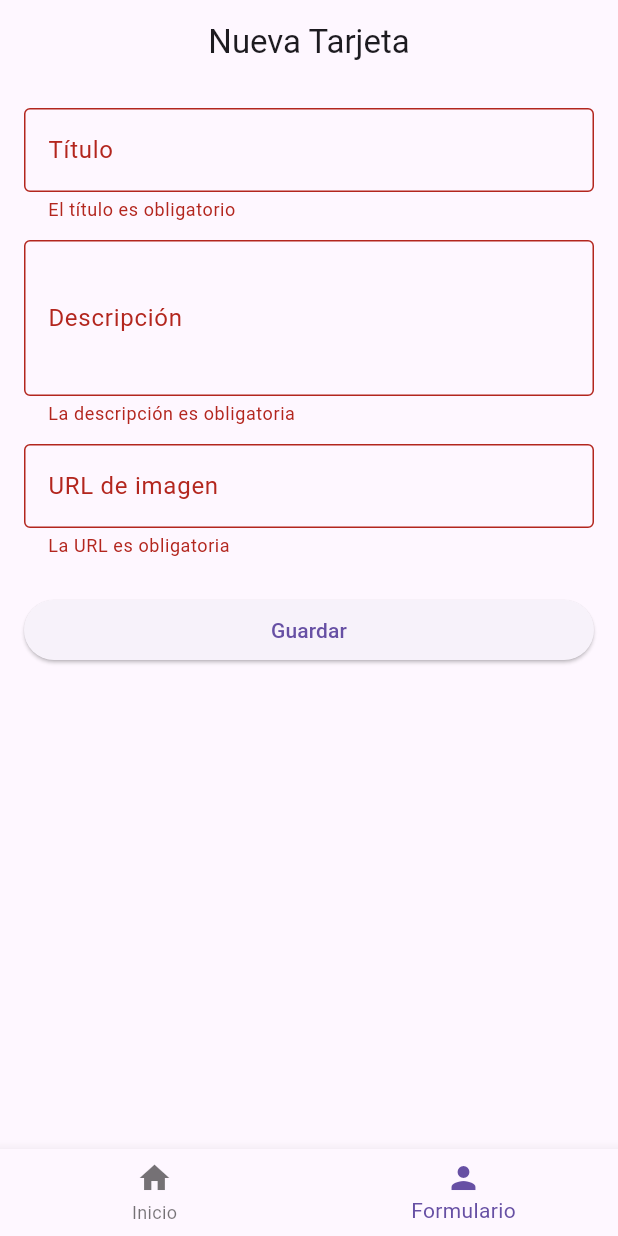
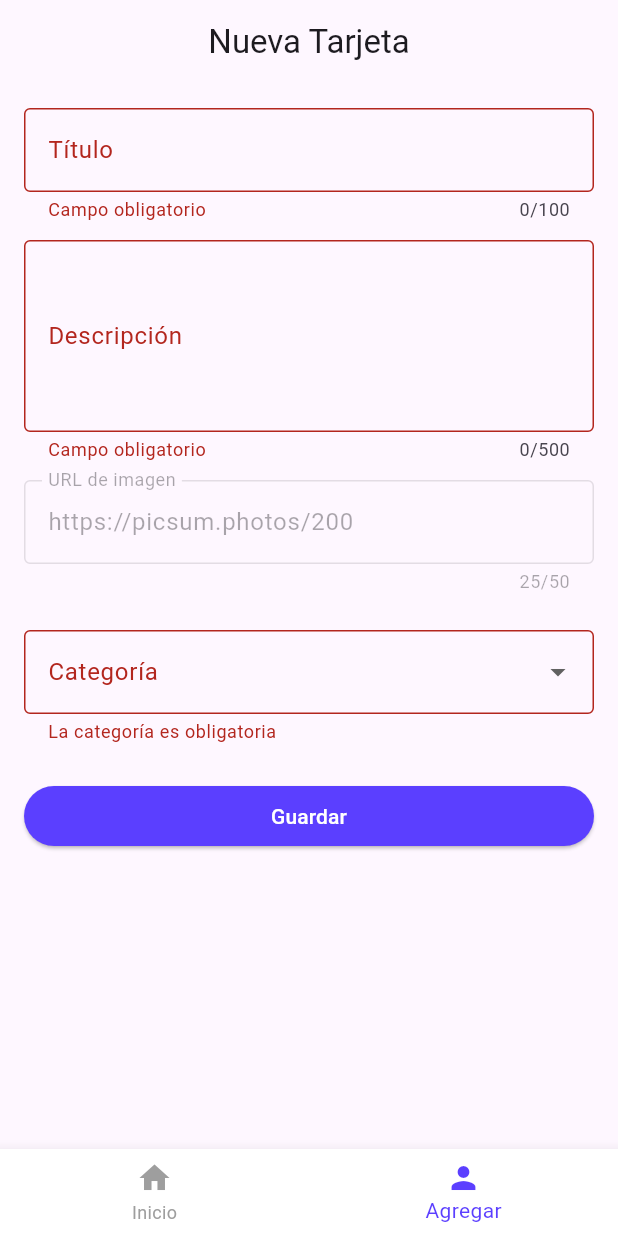
Before and after one commit to jaiber91/prohect_phase_1, a Flutter app: the screen it shows after launch, item 2 of the bottom bar chosen, after a tap on "Guardar", on a phone screen of 412 x 824 dp. Run offline on Flutter 3.47's test engine with Material 3 defaults, Android fonts, the phone set to English and light mode, and no system bars; our stand-ins replace flutter_riverpod, shared_preferences; network calls fail.

Commit message:
feat/add colors app, add dropdown in form, fixing in models

```diff
--- a/phase_one_project/lib/models/data_project_model.dart
+++ b/phase_one_project/lib/models/data_project_model.dart
@@ -3,13 +3,14 @@ class CardData {
   final String title;
   final String description;
   final String urlImage;
+  final String category;
 
-  CardData({
-    required this.id,
+  CardData(
+      {required this.id,
       required this.title,
       required this.description,
       required this.urlImage,
-  });
+      required this.category});
 
   factory CardData.fromJson(Map<String, dynamic> json) {
     return CardData(
@@ -17,7 +18,7 @@ class CardData {
         title: json['title'],
         description: json['description'],
         urlImage: json['url_image'],
-    );
+        category: json['category']);
   }
 
   Map<String, dynamic> toJson() => {
@@ -25,5 +26,6 @@ class CardData {
         'title': title,
         'description': description,
         'url_image': urlImage,
+        'category': category,
       };
 }
--- a/phase_one_project/lib/presentation/providers/card_notifier_provider.dart
+++ b/phase_one_project/lib/presentation/providers/card_notifier_provider.dart
@@ -36,9 +36,10 @@ class CardNotifier extends AsyncNotifier<List<CardData>> {
       (c) => c.id == id,
       orElse: () => CardData(
         id: '',
-        title: 'No encontrado',
+        title: '',
         description: '',
         urlImage: '',
+        category: '',
       ),
     );
 
--- a/phase_one_project/lib/presentation/screens/form_screen.dart
+++ b/phase_one_project/lib/presentation/screens/form_screen.dart
@@ -3,9 +3,12 @@ import 'package:flutter_riverpod/flutter_riverpod.dart';
 import 'package:uuid/uuid.dart';
 
 import '../../models/data_project_model.dart';
+import '../../utils/color_app.dart';
+import '../../utils/form_validators.dart';
 import '../providers/card_notifier_provider.dart';
 import '../routes/path_routes.dart';
 import '../templates/base_template.dart';
+import '../widgets/dropdown_field_widget.dart';
 import '../widgets/modal_widget.dart';
 import '../widgets/text_field_widget.dart';
 
@@ -23,6 +26,9 @@ class _CardFormScreenState extends ConsumerState<FormScreen> {
   late TextEditingController _titleCtrl;
   late TextEditingController _descCtrl;
   late TextEditingController _urlCtrl;
+  String? _selectedCategory;
+  String urlImage = 'https://picsum.photos/200';
+  final List<String> _categories = ['Profesional', 'Aficionado', 'Estudiante'];
 
   @override
   void initState() {
@@ -37,7 +43,8 @@ class _CardFormScreenState extends ConsumerState<FormScreen> {
 
     _titleCtrl = TextEditingController(text: selectedCard?.title ?? '');
     _descCtrl = TextEditingController(text: selectedCard?.description ?? '');
-    _urlCtrl = TextEditingController(text: selectedCard?.urlImage ?? '');
+    _urlCtrl = TextEditingController(text: selectedCard?.urlImage ?? urlImage);
+    _selectedCategory = selectedCard?.category;
   }
 
   @override
@@ -75,6 +82,10 @@ class _CardFormScreenState extends ConsumerState<FormScreen> {
           const SizedBox(height: 12),
           _urlImage(),
           const SizedBox(height: 24),
+          _dropDownFiel(),
+          const SizedBox(
+            height: 24,
+          ),
           _buttonForm(),
         ],
       ),
@@ -85,8 +96,12 @@ class _CardFormScreenState extends ConsumerState<FormScreen> {
     return TextFieldWidget(
       controller: _titleCtrl,
       label: 'Título',
-      validator: (value) =>
-          value == null || value.isEmpty ? 'El título es obligatorio' : null,
+      validator: (value) => FormValidators.combined(
+        value: value,
+        fieldName: 'El título',
+        minLength: 3,
+      ),
+      maxLength: 100,
     );
   }
 
@@ -94,25 +109,48 @@ class _CardFormScreenState extends ConsumerState<FormScreen> {
     return TextFieldWidget(
       controller: _descCtrl,
       label: 'Descripción',
-      maxLines: 3,
-      validator: (value) => value == null || value.isEmpty
-          ? 'La descripción es obligatoria'
-          : null,
+      maxLines: 4,
+      validator: (value) => FormValidators.combined(
+        value: value,
+        fieldName: 'La descripción',
+        minLength: 3,
+      ),
+      maxLength: 500,
     );
   }
 
   TextFieldWidget _urlImage() {
     return TextFieldWidget(
       controller: _urlCtrl,
+      enabled: false,
       label: 'URL de imagen',
+    );
+  }
+
+  DropdownFieldWidget<String> _dropDownFiel() {
+    return DropdownFieldWidget<String>(
+      label: 'Categoría',
+      value: _selectedCategory,
+      items: _categories
+          .map((cat) => DropdownMenuItem(value: cat, child: Text(cat)))
+          .toList(),
+      onChanged: (value) {
+        setState(() {
+          _selectedCategory = value;
+        });
+      },
       validator: (value) =>
-          value == null || value.isEmpty ? 'La URL es obligatoria' : null,
+          value == null || value.isEmpty ? 'La categoría es obligatoria' : null,
     );
   }
 
   ElevatedButton _buttonForm() {
     return ElevatedButton(
       onPressed: _saveForm,
+      style: ElevatedButton.styleFrom(
+        backgroundColor: AppColors.primary,
+        foregroundColor: AppColors.white,
+      ),
       child: Text(widget.isEdit ? 'Actualizar' : 'Guardar'),
     );
   }
@@ -126,6 +164,7 @@ class _CardFormScreenState extends ConsumerState<FormScreen> {
       title: _titleCtrl.text.trim(),
       description: _descCtrl.text.trim(),
       urlImage: _urlCtrl.text.trim(),
+      category: _selectedCategory!.trim(),
     );
 
     final notifier = ref.read(cardProvider.notifier);
@@ -136,7 +175,7 @@ class _CardFormScreenState extends ConsumerState<FormScreen> {
         title: 'Actualizar tarjeta',
         content: '¿Deseas guardar los cambios realizados?',
         confirmText: 'Actualizar',
-        iconColor: Colors.blue,
+        iconColor: AppColors.warning,
         onConfirm: () async {
           await notifier.updateCard(newCard);
           if (!mounted) return;
--- a/phase_one_project/lib/presentation/screens/home_screen.dart
+++ b/phase_one_project/lib/presentation/screens/home_screen.dart
@@ -12,7 +12,7 @@ class HomeScreen extends ConsumerWidget {
     final cardAsync = ref.watch(cardProvider);
 
     return BaseTemplate(
-      titleAppar: 'Home screen page',
+      titleAppar: 'Lista de tarjetas',
       showLeadingBtnAppar: false,
       body: cardAsync.when(
         loading: () => const Center(child: CircularProgressIndicator()),
@@ -26,7 +26,7 @@ class HomeScreen extends ConsumerWidget {
             itemCount: cards.length,
             itemBuilder: (context, index) {
               return Padding(
-                padding: const EdgeInsets.only(bottom: 10),
+                padding: const EdgeInsets.all(10),
                 child: CardWidget(item: cards[index]),
               );
             },
--- a/phase_one_project/lib/presentation/widgets/bottom_nav_widget.dart
+++ b/phase_one_project/lib/presentation/widgets/bottom_nav_widget.dart
@@ -1,5 +1,6 @@
 import 'package:flutter/material.dart';
 
+import '../../utils/color_app.dart';
 import '../screens/form_screen.dart';
 import '../screens/home_screen.dart';
 
@@ -30,10 +31,18 @@ class _BottomNavWidgetState extends State<BottomNavWidget> {
       bottomNavigationBar: BottomNavigationBar(
         currentIndex: _currentIndex,
         onTap: (index) => setState(() => _currentIndex = index),
+        selectedItemColor: AppColors.primary,
+        unselectedItemColor: AppColors.gray,
+        backgroundColor: AppColors.white,
         items: const [
-          BottomNavigationBarItem(icon: Icon(Icons.home), label: 'Inicio'),
           BottomNavigationBarItem(
-              icon: Icon(Icons.person), label: 'Formulario'),
+            icon: Icon(Icons.home),
+            label: 'Inicio',
+          ),
+          BottomNavigationBarItem(
+            icon: Icon(Icons.person),
+            label: 'Agregar',
+          ),
         ],
       ),
     );
--- /dev/null
+++ b/phase_one_project/lib/presentation/widgets/dropdown_field_widget.dart
@@ -0,0 +1,32 @@
+import 'package:flutter/material.dart';
+
+class DropdownFieldWidget<T> extends StatelessWidget {
+  final String label;
+  final T? value;
+  final List<DropdownMenuItem<T>> items;
+  final ValueChanged<T?> onChanged;
+  final String? Function(T?)? validator;
+
+  const DropdownFieldWidget({
+    super.key,
+    required this.label,
+    required this.value,
+    required this.items,
+    required this.onChanged,
+    this.validator,
+  });
+
+  @override
+  Widget build(BuildContext context) {
+    return DropdownButtonFormField<T>(
+      value: value,
+      items: items,
+      onChanged: onChanged,
+      validator: validator,
+      decoration: InputDecoration(
+        labelText: label,
+        border: const OutlineInputBorder(),
+      ),
+    );
+  }
+}
--- a/phase_one_project/lib/presentation/widgets/modal_widget.dart
+++ b/phase_one_project/lib/presentation/widgets/modal_widget.dart
@@ -1,4 +1,6 @@
 import 'package:flutter/material.dart';
+
+import '../../utils/color_app.dart';
 
 class ModalWidget {
   static Future<void> showConfirmation({
@@ -8,7 +10,7 @@ class ModalWidget {
     String cancelText = 'Cancelar',
     String confirmText = 'Aceptar',
     IconData icon = Icons.warning_amber_rounded,
-    Color iconColor = Colors.orange,
+    Color iconColor = AppColors.warning,
     required VoidCallback onConfirm,
   }) {
     return showDialog(
@@ -19,14 +21,25 @@ class ModalWidget {
         title: Text(title),
         content: Text(content),
         actions: [
+          _buttonConfirmation(onConfirm, context, cancelText, confirmText),
+        ],
+      ),
+    );
+  }
+
+  static Row _buttonConfirmation(VoidCallback onConfirm, BuildContext context,
+      String cancelText, String confirmText) {
+    return Row(
+      mainAxisAlignment: MainAxisAlignment.center,
+      children: [
         TextButton(
           onPressed: () => Navigator.of(context).pop(),
           child: Text(cancelText),
         ),
         ElevatedButton(
           style: ElevatedButton.styleFrom(
-              backgroundColor: Colors.red,
-              foregroundColor: Colors.white,
+            backgroundColor: AppColors.primary,
+            foregroundColor: AppColors.white,
           ),
           onPressed: () {
             Navigator.of(context).pop();
@@ -35,7 +48,6 @@ class ModalWidget {
           child: Text(confirmText),
         ),
       ],
-      ),
     );
   }
 
@@ -44,7 +56,7 @@ class ModalWidget {
     String content = 'El elemento fue eliminado exitosamente.',
     String buttonText = 'Aceptar',
     IconData icon = Icons.check_circle_outline,
-    Color iconColor = Colors.green,
+    Color iconColor = AppColors.success,
     required VoidCallback onClose,
   }) {
     return showDialog(
@@ -54,7 +66,14 @@ class ModalWidget {
         icon: Icon(icon, color: iconColor, size: 40),
         content: Text(content),
         actions: [
+          Row(
+            mainAxisAlignment: MainAxisAlignment.center,
+            children: [
               ElevatedButton(
+                style: ElevatedButton.styleFrom(
+                  backgroundColor: AppColors.primary,
+                  foregroundColor: AppColors.white,
+                ),
                 onPressed: () {
                   Navigator.of(context).pop();
                   onClose();
@@ -62,6 +81,8 @@ class ModalWidget {
                 child: Text(buttonText),
               ),
             ],
+          )
+        ],
       ),
     );
   }
--- a/phase_one_project/lib/presentation/widgets/text_field_widget.dart
+++ b/phase_one_project/lib/presentation/widgets/text_field_widget.dart
@@ -5,6 +5,8 @@ class TextFieldWidget extends StatelessWidget {
   final String label;
   final String? Function(String?)? validator;
   final int maxLines;
+  final bool enabled;
+  final int maxLength;
 
   const TextFieldWidget({
     super.key,
@@ -12,13 +14,17 @@ class TextFieldWidget extends StatelessWidget {
     required this.label,
     this.validator,
     this.maxLines = 1,
+    this.enabled = true,
+    this.maxLength = 50,
   });
 
   @override
   Widget build(BuildContext context) {
     return TextFormField(
       controller: controller,
+      enabled: enabled,
       maxLines: maxLines,
+      maxLength: maxLength,
       decoration: InputDecoration(
         border: const OutlineInputBorder(),
         hintText: label,
--- /dev/null
+++ b/phase_one_project/lib/utils/color_app.dart
@@ -0,0 +1,18 @@
+import 'package:flutter/material.dart';
+
+class AppColors {
+  static const Color primary = Color(0xFF5B3FFF);
+  static const Color secondary =
+      Color(0xFF00C9A7); //TODO: Bucar un mejor color secundario
+
+  static const Color white = Colors.white;
+  static const Color black = Colors.black;
+  static const Color gray = Color(0xFF9E9E9E);
+
+  static const Color success = Color(0xFF4CAF50);
+  static const Color warning = Color(0xFFFFC107);
+  static const Color error = Color(0xFFF44336);
+
+  static const Color background = Color(0xFFF5F5F5);
+  static const Color scaffoldBackground = Color(0xFFFFFFFF);
+}
--- /dev/null
+++ b/phase_one_project/lib/utils/form_validators.dart
@@ -0,0 +1,34 @@
+class FormValidators {
+  static String? required(String? value) {
+    if (value == null || value.trim().isEmpty) {
+      return 'Campo obligatorio';
+    }
+    return null;
+  }
+
+  static String? noSpecialChars(String? value) {
+    final regex = RegExp(r"^[a-zA-Z0-9\sáéíóúÁÉÍÓÚñÑ.,¡!¿?']+$");
+    if (value != null && !regex.hasMatch(value.trim())) {
+      return 'No se puede usar caracteres especiales';
+    }
+    return null;
+  }
+
+  static String? minLengthValidator(String? value, int minLength,
+      {String fieldName = 'Este campo'}) {
+    if (value == null || value.length < minLength) {
+      return '$fieldName debe tener mínimo $minLength caracteres';
+    }
+    return null;
+  }
+
+  static String? combined({
+    required String? value,
+    required String fieldName,
+    int minLength = 3,
+  }) {
+    return required(value) ??
+        minLengthValidator(value, minLength, fieldName: fieldName) ??
+        noSpecialChars(value);
+  }
+}
```
Also changed, not shown: phase_one_project/lib/assets/data/data_project.json (+46 -20 lines), phase_one_project/lib/presentation/screens/detail_screen.dart (+43 -14 lines). Lines whose indentation alone changed are shown as unchanged.
